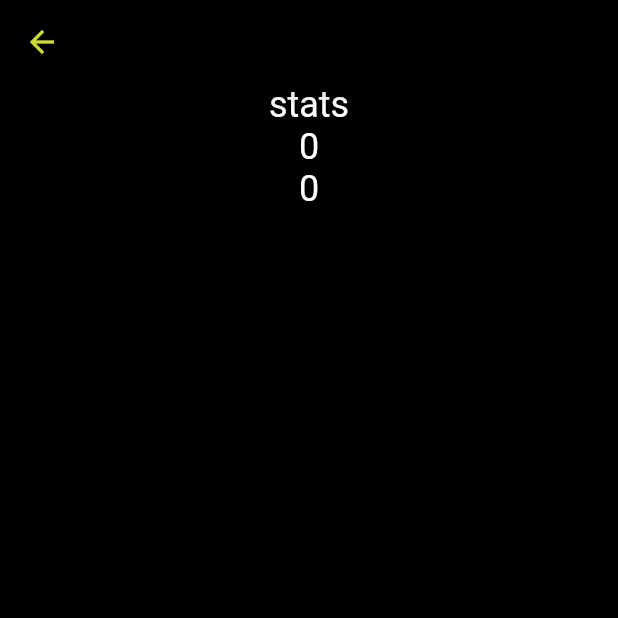
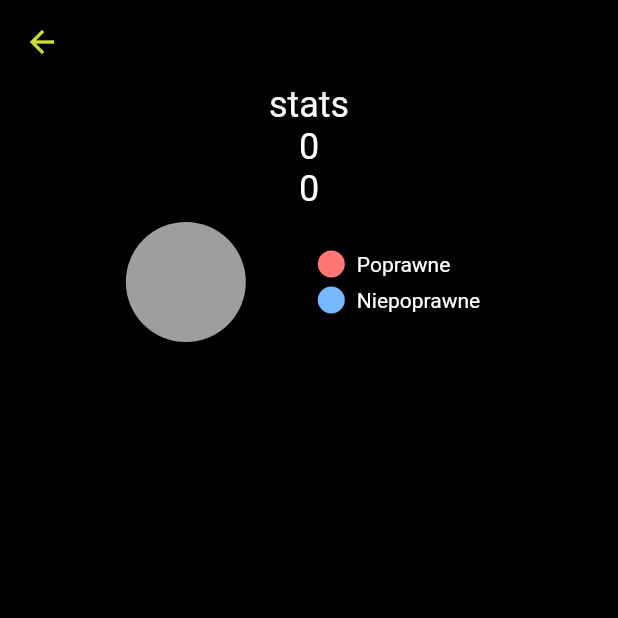
Before and after one commit to Kacp-R/fiszki, a Flutter app: the screen it shows after launch, after a tap on "Stats", on a phone screen of 412 x 824 dp, the top half of it. Run offline on Flutter 3.47's test engine with Material 2 defaults, Android fonts, the phone set to English and light mode, and no system bars; drawn by our look-alikes of pie_chart; our stand-ins replace flip_card.

Commit message:
Added a simple graph

```diff
--- a/lib/stats.dart
+++ b/lib/stats.dart
@@ -1,11 +1,22 @@
 //kacper
-
+import 'package:pie_chart/pie_chart.dart';
 import 'package:flutter/material.dart';
 
-class Stats extends StatelessWidget {
+class Stats extends StatefulWidget {
   final int cAnswers;
   final int tAnswers;
   Stats({required this.cAnswers, required this.tAnswers});
+  @override
+  StatsState createState() => StatsState(cAnswers, tAnswers);
+}
+
+class StatsState extends State<Stats> {
+  final int cAnswers;
+  final int tAnswers;
+  final Map<String, double> dataMap;
+
+  StatsState(this.cAnswers, this.tAnswers)
+  :dataMap = {'Poprawne': double.parse(cAnswers.toString()),'Niepoprawne': double.parse((tAnswers-cAnswers).toString())};
   @override
   Widget build(BuildContext context) {
     return Scaffold(
@@ -26,6 +37,7 @@ class Stats extends StatelessWidget {
             '$tAnswers',
             style: TextStyle(fontSize: 24.0, color: Colors.white),
           ),
+          PieChart(dataMap: dataMap, chartRadius: 80, legendOptions: LegendOptions(legendTextStyle: TextStyle(color: Colors.white)),)
         ],
         ),
       ),
--- a/pubspec.yaml
+++ b/pubspec.yaml
@@ -36,6 +36,7 @@ dependencies:
   # Use with the CupertinoIcons class for iOS style icons.
   cupertino_icons: ^1.0.2
   flip_card: ^0.7.0
+  pie_chart: ^5.3.2
 
 dev_dependencies:
   flutter_test:
```
Also changed, not shown: pubspec.lock.
